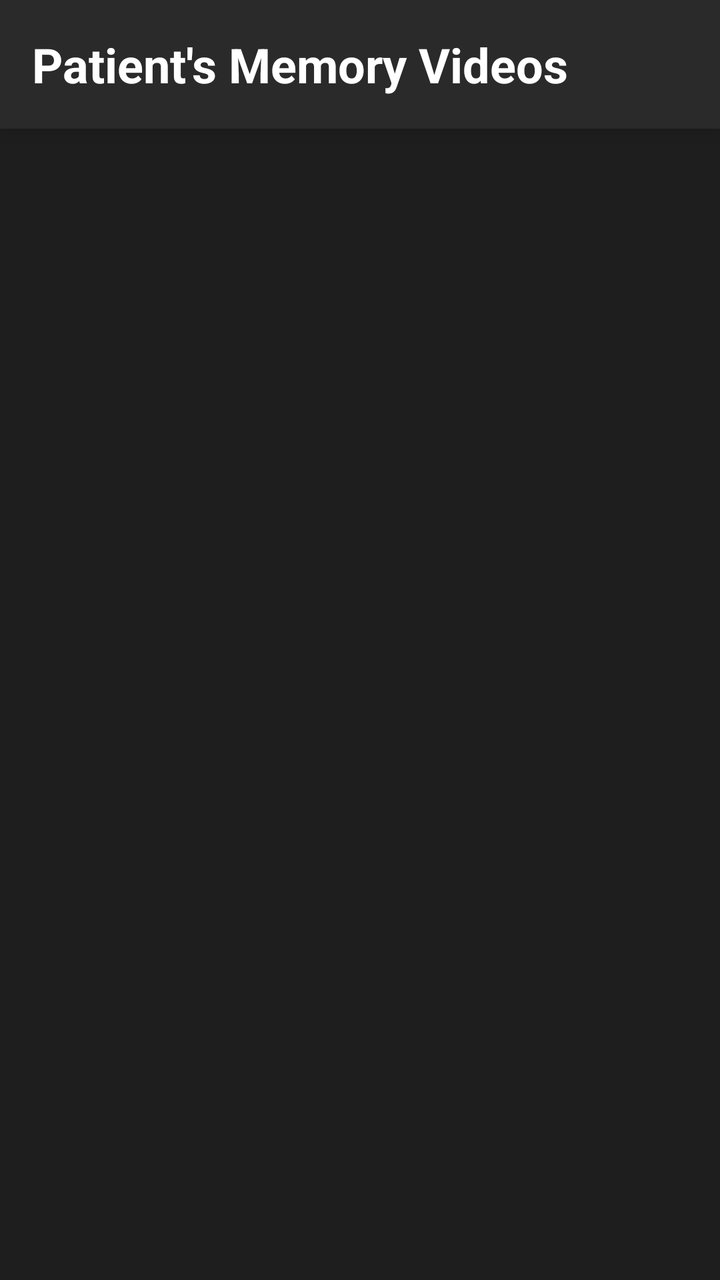
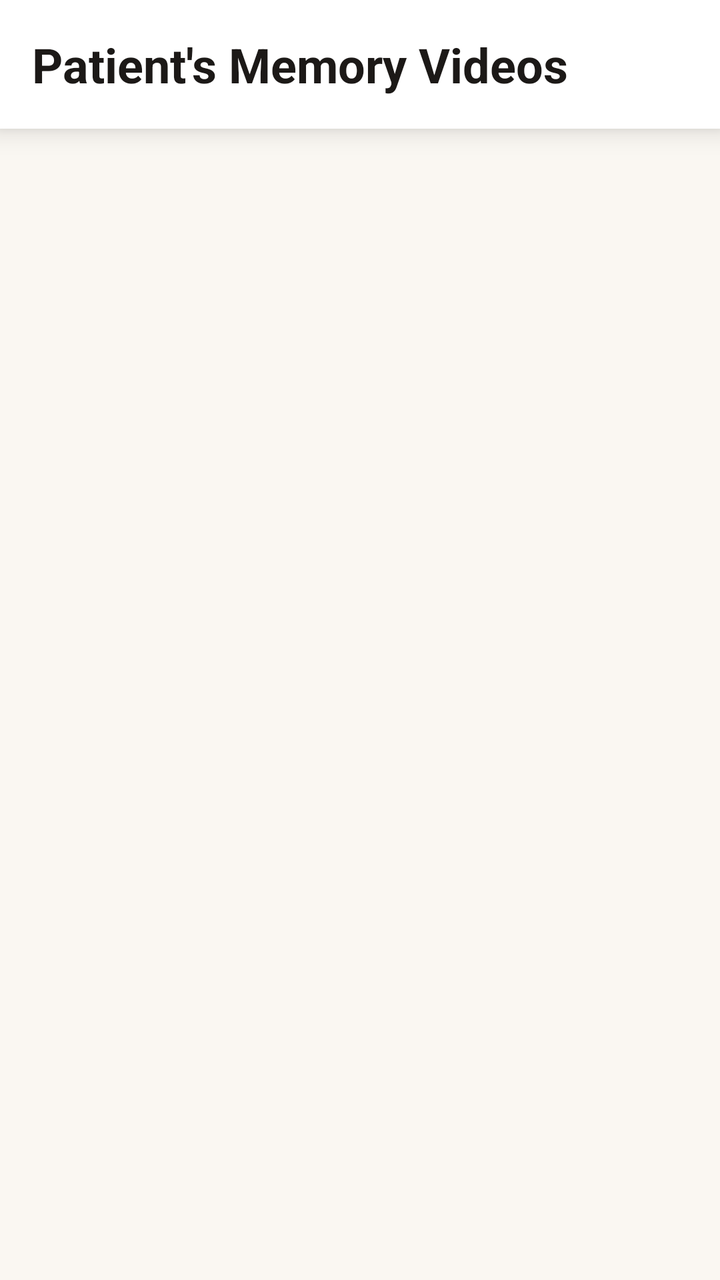

Before-and-after screenshots of an Android layout around one commit, followed by the original layout XML and the change that was made.
<!-- AndroidManifest.xml: application theme Theme.RecallLive -->
<!-- res/layout/fragment_guardianvideos.xml -->
<?xml version="1.0" encoding="utf-8"?>
<RelativeLayout xmlns:android="http://schemas.android.com/apk/res/android"
    android:layout_width="match_parent"
    android:layout_height="match_parent"
    android:background="#1E1E1E">

    
    <TextView
        android:id="@+id/tv_header"
        android:layout_width="match_parent"
        android:layout_height="wrap_content"
        android:text="Patient's Memory Videos"
        android:textSize="24sp"
        android:textStyle="bold"
        android:textColor="#FFFFFF"
        android:padding="16dp"
        android:background="#2A2A2A"
        android:elevation="8dp"/>

    
    <ProgressBar
        android:id="@+id/progress_bar"
        android:layout_width="wrap_content"
        android:layout_height="wrap_content"
        android:layout_centerInParent="true"
        android:indeterminateTint="#6C9EFF"
        android:visibility="gone"/>

    
    <TextView
        android:id="@+id/tv_empty_state"
        android:layout_width="match_parent"
        android:layout_height="wrap_content"
        android:layout_centerInParent="true"
        android:text="No videos available"
        android:textSize="16sp"
        android:textColor="#B0B0B0"
        android:gravity="center"
        android:padding="32dp"
        android:visibility="gone"/>

    
    <androidx.recyclerview.widget.RecyclerView
        android:id="@+id/rv_video_list"
        android:layout_width="match_parent"
        android:layout_height="match_parent"
        android:layout_below="@id/tv_header"
        android:padding="8dp"
        android:clipToPadding="false"/>

</RelativeLayout>
<!-- resources referenced by this layout -->
<resources>
  <style name="Theme.RecallLive" parent="Base.Theme.RecallLive" />
  <style name="Base.Theme.RecallLive" parent="Theme.Material3.DayNight.NoActionBar">
          
          
      </style>
</resources>

<!-- the commit's change to res/layout/fragment_guardianvideos.xml (unified diff, before → after) -->
@@ -2,7 +2,7 @@
 <RelativeLayout xmlns:android="http://schemas.android.com/apk/res/android"
     android:layout_width="match_parent"
     android:layout_height="match_parent"
-    android:background="#1E1E1E">
+    android:background="#FAF7F2">
 
     
     <TextView
@@ -12,9 +12,9 @@
         android:text="Patient's Memory Videos"
         android:textSize="24sp"
         android:textStyle="bold"
-        android:textColor="#FFFFFF"
+        android:textColor="#1C1917"
         android:padding="16dp"
-        android:background="#2A2A2A"
+        android:background="#FFFFFF"
         android:elevation="8dp"/>
 
     
@@ -23,7 +23,7 @@
         android:layout_width="wrap_content"
         android:layout_height="wrap_content"
         android:layout_centerInParent="true"
-        android:indeterminateTint="#6C9EFF"
+        android:indeterminateTint="#0F766E"
         android:visibility="gone"/>
 
     
@@ -34,7 +34,7 @@
         android:layout_centerInParent="true"
         android:text="No videos available"
         android:textSize="16sp"
-        android:textColor="#B0B0B0"
+        android:textColor="#57534E"
         android:gravity="center"
         android:padding="32dp"
         android:visibility="gone"/>
